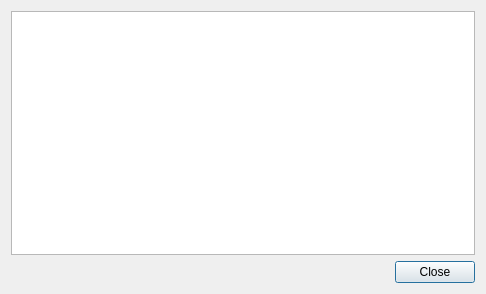
Old version of the form src/plugins/knowhow/tipdialog.ui in the repository 0xd34df00d/leechcraft.
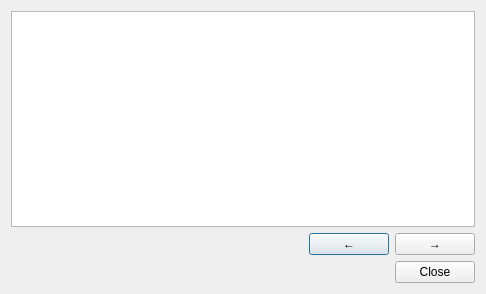
New version of the form.

Commit message: KnowHow: allow to navigate & store position.

Patch:
```diff
--- a/src/plugins/knowhow/tipdialog.ui
+++ b/src/plugins/knowhow/tipdialog.ui
@@ -17,6 +17,37 @@
    <item>
     <widget class="QTextBrowser" name="TipEdit_"/>
    </item>
+   <item>
+    <layout class="QHBoxLayout" name="horizontalLayout">
+     <item>
+      <spacer name="horizontalSpacer">
+       <property name="orientation">
+        <enum>Qt::Horizontal</enum>
+       </property>
+       <property name="sizeHint" stdset="0">
+        <size>
+         <width>40</width>
+         <height>20</height>
+        </size>
+       </property>
+      </spacer>
+     </item>
+     <item>
+      <widget class="QPushButton" name="Backward_">
+       <property name="text">
+        <string>←</string>
+       </property>
+      </widget>
+     </item>
+     <item>
+      <widget class="QPushButton" name="Forward_">
+       <property name="text">
+        <string>→</string>
+       </property>
+      </widget>
+     </item>
+    </layout>
+   </item>
    <item>
     <widget class="QDialogButtonBox" name="buttonBox">
      <property name="orientation">
```
The commit also changes 2 other files.
